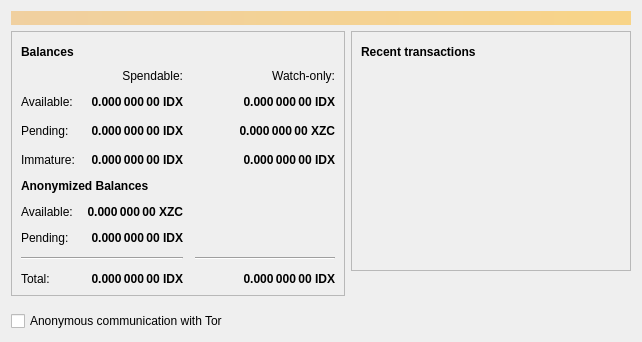
The window that src/qt/forms/overviewpage.ui (IndexChain/Index) describes before a commit, drawn with Qt 5.
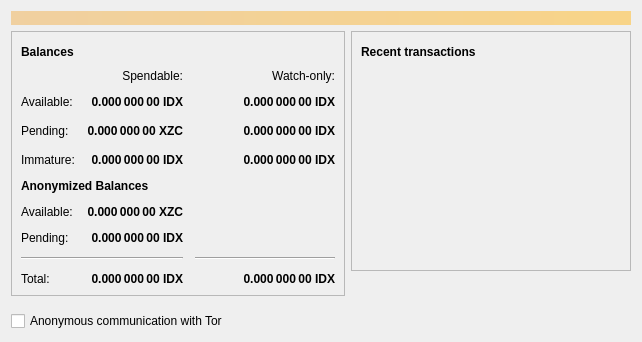
The same window after the commit. Icons and pictures are not drawn.

Commit message:
Merge pull request #791 from zcoinofficial/sigma_balance
Showing Sigma balance at overview page

Patch:
```diff
--- a/src/qt/forms/overviewpage.ui
+++ b/src/qt/forms/overviewpage.ui
@@ -314,7 +314,7 @@
                <string>Unconfirmed transactions to watch-only addresses</string>
               </property>
               <property name="text">
-               <string notr="true">0.000 000 00 XZC</string>
+               <string notr="true">0.000 000 00 IDX</string>
               </property>
               <property name="alignment">
                <set>Qt::AlignRight|Qt::AlignTrailing|Qt::AlignVCenter</set>
@@ -356,7 +356,7 @@
                <string>Total of transactions that have yet to be confirmed, and do not yet count toward the spendable balance</string>
               </property>
               <property name="text">
-               <string notr="true">0.000 000 00 IDX</string>
+               <string notr="true">0.000 000 00 XZC</string>
               </property>
               <property name="alignment">
                <set>Qt::AlignRight|Qt::AlignTrailing|Qt::AlignVCenter</set>
```
Left out of the diff: 3 changed lines with no effect on the pictures.
